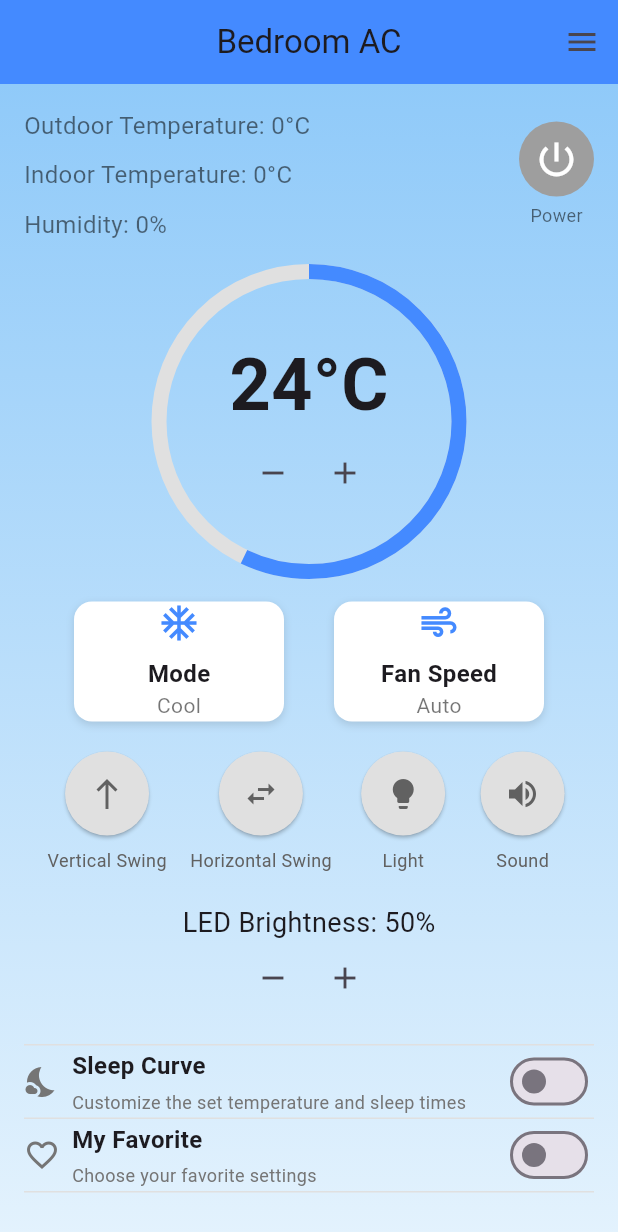
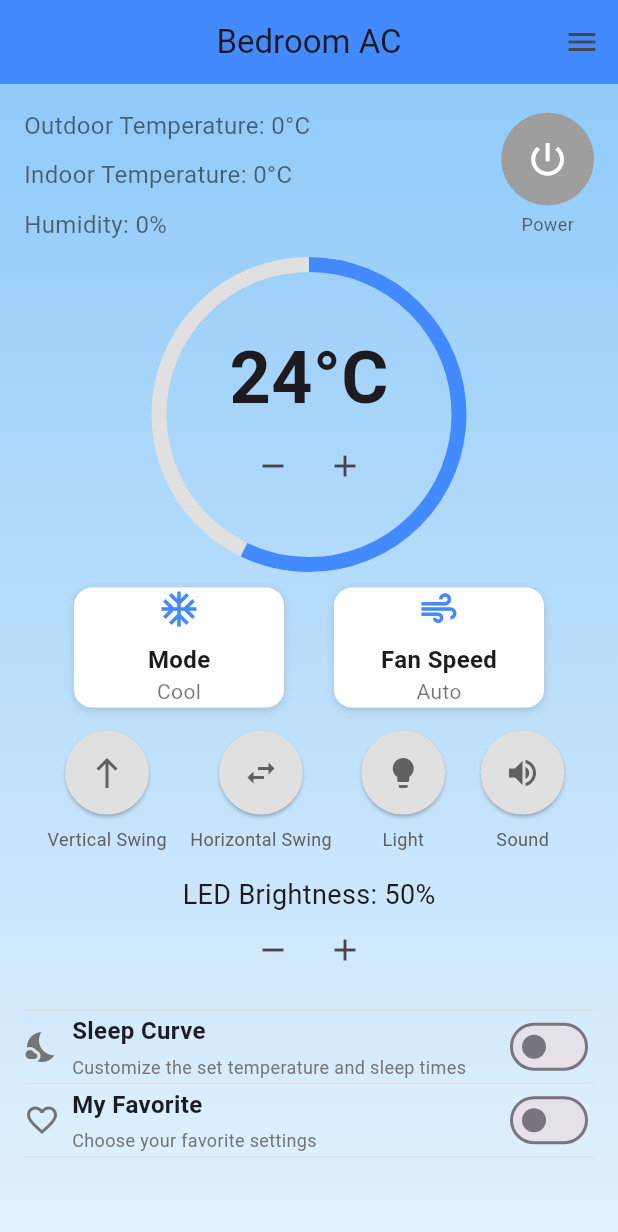
Before and after one commit to DavidNis/IOT_Project, a Flutter app: the screen it shows after launch, after a tap on "Power", on a phone screen of 412 x 824 dp. Shown: the top 1232 px of the screen. Run offline on Flutter 3.47's test engine with Material 3 defaults, Android fonts, the light colour scheme and no system bars; our stand-ins replace firebase_core, firebase_database, fl_chart, geolocator; accounts and stored records are empty.

Commit message:
Update smart_ac_control.dart

```diff
--- a/App/lib/Screens/smart_ac_control.dart
+++ b/App/lib/Screens/smart_ac_control.dart
@@ -1,7 +1,7 @@
 import 'package:flutter/material.dart';
-import 'package:geolocator/geolocator.dart';
+import 'package:firebase_core/firebase_core.dart';
+import 'package:firebase_database/firebase_database.dart';
 import '../Services/weather_service.dart';
-import '../Services/esp32_service.dart';
 import '../widgets/temperature_control.dart';
 import '../widgets/feature_card.dart';
 import '../widgets/icon_button_feature.dart';
@@ -21,8 +21,8 @@ class _SmartACControlState extends State<SmartACControl> {
 
   double temperature = 24; // AC set temperature
   double outdoorTemperature = 0; // Outdoor temperature fetched from API
-  double indoorTemperature = 0; // Indoor temperature from ESP32
-  double humidity = 0; // Indoor humidity from ESP32
+  double indoorTemperature = 0; // Indoor temperature from Firebase
+  double humidity = 0; // Indoor humidity from Firebase
   double ledBrightness = 50;
   String mode = "Cool"; // Default mode
   String fanSpeed = "Auto";
@@ -36,14 +36,6 @@ class _SmartACControlState extends State<SmartACControl> {
   bool soundActive = false;
 
   List<Map<String, dynamic>> temperatureLog = [];
-
-  // Map of button labels to their respective hex codes
-  final Map<String, String> buttonHexCodes = {
-    "Vertical Swing": "0x1A2B",
-    "Horizontal Swing": "0x3C4D",
-    "Light": "0x5E6F",
-    "Sound": "0x7G8H",
-  };
 
   @override
   void initState() {
@@ -62,13 +54,69 @@ class _SmartACControlState extends State<SmartACControl> {
     }
   }
 
+  Future<void> updateGradientInFirebase() async {
+  try {
+    final DatabaseReference databaseRef = FirebaseDatabase.instance.ref();
+
+    // Determine the gradient color code based on mode and temperature
+    String gradientCode;
+    if (mode == "Cool") {
+      double normalizedTemp = (temperature - 16) / 14;
+      normalizedTemp = normalizedTemp.clamp(0.0, 1.0);
+      int hexValue = (0xF7B04F +
+              ((0xF7609F - 0xF7B04F) * normalizedTemp).toInt())
+          .toInt();
+      gradientCode = hexValue.toRadixString(16).toUpperCase();
+    } else if (mode == "Heat") {
+      double normalizedTemp = (temperature - 16) / 14;
+      normalizedTemp = normalizedTemp.clamp(0.0, 1.0);
+      int hexValue = (0xF730CF +
+              ((0xF720DF - 0xF730CF) * normalizedTemp).toInt())
+          .toInt();
+      gradientCode = hexValue.toRadixString(16).toUpperCase();
+    } else {
+      gradientCode = "000000"; // Default for unsupported modes
+    }
+
+    // Write the gradient code to Firebase
+    await databaseRef.child("transmitter/code").set(gradientCode);
+
+    print("Gradient color updated in Firebase: $gradientCode");
+  } catch (e) {
+    print("Failed to update gradient in Firebase: $e");
+  }
+}
+
 Future<void> fetchIndoorData() async {
-    Map<String, double>? indoorData = await ESP32Service().fetchSensorData();
-    if (indoorData != null) {
+  try {
+    // Get a reference to the Firebase Realtime Database
+    final DatabaseReference databaseRef = FirebaseDatabase.instance.ref();
+
+    // Listen for changes in the "DHT/temperature" node
+    databaseRef.child("DHT/temperature").onValue.listen((event) {
+      if (event.snapshot.exists) {
+        // Parse and update indoor temperature
         setState(() {
-        indoorTemperature = indoorData['temperature'] ?? 0;
-        humidity = indoorData['humidity'] ?? 0;
+          indoorTemperature = double.tryParse(event.snapshot.value.toString()) ?? 0.0;
         });
+      } else {
+        print("Temperature data not found in the database.");
+      }
+    });
+
+    // Listen for changes in the "DHT/humidity" node
+    databaseRef.child("DHT/humidity").onValue.listen((event) {
+      if (event.snapshot.exists) {
+        // Parse and update humidity
+        setState(() {
+          humidity = double.tryParse(event.snapshot.value.toString()) ?? 0.0;
+        });
+      } else {
+        print("Humidity data not found in the database.");
+      }
+    });
+  } catch (e) {
+    print("Error fetching data from Firebase: $e");
   }
 }
 
@@ -82,13 +130,6 @@ class _SmartACControlState extends State<SmartACControl> {
       'time': DateTime.now(),
       'temperature': 24.0
     });
-  }
-
-  void handleButtonPress(String buttonLabel) {
-    String? hexCode = buttonHexCodes[buttonLabel];
-    if (hexCode != null) {
-      print('Button "$buttonLabel" pressed. Sending hex code: $hexCode');
-    }
   }
 
   @override
@@ -182,9 +223,12 @@ class _SmartACControlState extends State<SmartACControl> {
           ],
         ),
       ),
-      body: Container(
-        width: double.infinity,
-        height: MediaQuery.of(context).size.height,
+      body: LayoutBuilder(
+        builder: (context, constraints) {
+          return SingleChildScrollView(
+            child: Container(
+              width: constraints.maxWidth,
+              height: constraints.maxHeight,
               decoration: BoxDecoration(
                 gradient: LinearGradient(
                   colors: mode == "Cool"
@@ -194,7 +238,6 @@ class _SmartACControlState extends State<SmartACControl> {
                   end: Alignment.bottomCenter,
                 ),
               ),
-        child: SingleChildScrollView(
               child: Padding(
                 padding: const EdgeInsets.all(16.0),
                 child: Column(
@@ -222,16 +265,29 @@ class _SmartACControlState extends State<SmartACControl> {
                           ],
                         ),
                         GestureDetector(
-                      onTap: () {
+                          onTap: () async {
                             setState(() {
                               isPowerOn = !isPowerOn;
                             });
+
+                            // Set the hex value based on the power state
+                            String hexValue = isPowerOn ? "F7C03F" : "F740BF";
+
+                            // write the hex value to Firebase under the "transmitter" node
+                            try {
+                              final DatabaseReference databaseRef = FirebaseDatabase.instance.ref();
+                              await databaseRef.child("transmitter").set(hexValue);
+
+                              print("Transmitter value updated: $hexValue");
+                            } catch (e) {
+                              print("Failed to update transmitter value in Firebase: $e");
+                            }
                           },
                           child: Column(
                             children: [
                               Container(
-                            width: 50,
-                            height: 50,
+                                width: constraints.maxWidth * 0.15,
+                                height: constraints.maxWidth * 0.15,
                                 decoration: BoxDecoration(
                                   color: isPowerOn ? Colors.blue : Colors.grey,
                                   shape: BoxShape.circle,
@@ -239,7 +295,7 @@ class _SmartACControlState extends State<SmartACControl> {
                                 child: Icon(
                                   Icons.power_settings_new,
                                   color: Colors.white,
-                              size: 30,
+                                  size: constraints.maxWidth * 0.07,
                                 ),
                               ),
                               SizedBox(height: 4),
@@ -252,7 +308,7 @@ class _SmartACControlState extends State<SmartACControl> {
                         ),
                       ],
                     ),
-                SizedBox(height: 20),
+                    SizedBox(height: constraints.maxHeight * 0.02),
                     TemperatureControl(
                       temperature: temperature,
                       onTemperatureChange: (value) {
@@ -261,7 +317,7 @@ class _SmartACControlState extends State<SmartACControl> {
                         });
                       },
                     ),
-                SizedBox(height: 20),
+                    SizedBox(height: constraints.maxHeight * 0.02),
                     Row(
                       mainAxisAlignment: MainAxisAlignment.spaceEvenly,
                       children: [
@@ -287,7 +343,7 @@ class _SmartACControlState extends State<SmartACControl> {
                         ),
                       ],
                     ),
-                SizedBox(height: 20),
+                    SizedBox(height: constraints.maxHeight * 0.02),
                     Row(
                       mainAxisAlignment: MainAxisAlignment.spaceEvenly,
                       children: [
@@ -299,7 +355,6 @@ class _SmartACControlState extends State<SmartACControl> {
                             setState(() {
                               verticalSwingActive = !verticalSwingActive;
                             });
-                        handleButtonPress("Vertical Swing");
                           },
                         ),
                         IconButtonFeature(
@@ -310,7 +365,6 @@ class _SmartACControlState extends State<SmartACControl> {
                             setState(() {
                               horizontalSwingActive = !horizontalSwingActive;
                             });
-                        handleButtonPress("Horizontal Swing");
                           },
                         ),
                         IconButtonFeature(
@@ -321,7 +375,6 @@ class _SmartACControlState extends State<SmartACControl> {
                             setState(() {
                               lightActive = !lightActive;
                             });
-                        handleButtonPress("Light");
                           },
                         ),
                         IconButtonFeature(
@@ -332,12 +385,11 @@ class _SmartACControlState extends State<SmartACControl> {
                             setState(() {
                               soundActive = !soundActive;
                             });
-                        handleButtonPress("Sound");
                           },
                         ),
                       ],
                     ),
-                SizedBox(height: 20),
+                    SizedBox(height: constraints.maxHeight * 0.02),
                     Text(
                       "LED Brightness: ${ledBrightness.toInt()}%",
                       style: TextStyle(fontSize: 18),
@@ -363,7 +415,7 @@ class _SmartACControlState extends State<SmartACControl> {
                         ),
                       ],
                     ),
-                SizedBox(height: 20),
+                    SizedBox(height: constraints.maxHeight * 0.02),
                     Divider(height: 1, color: Colors.grey[300]),
                     ToggleRow(
                       label: "Sleep Curve",
@@ -393,6 +445,8 @@ class _SmartACControlState extends State<SmartACControl> {
                 ),
               ),
             ),
+          );
+        },
       ),
     );
   }
```
Lines whose indentation alone changed are shown as unchanged.
